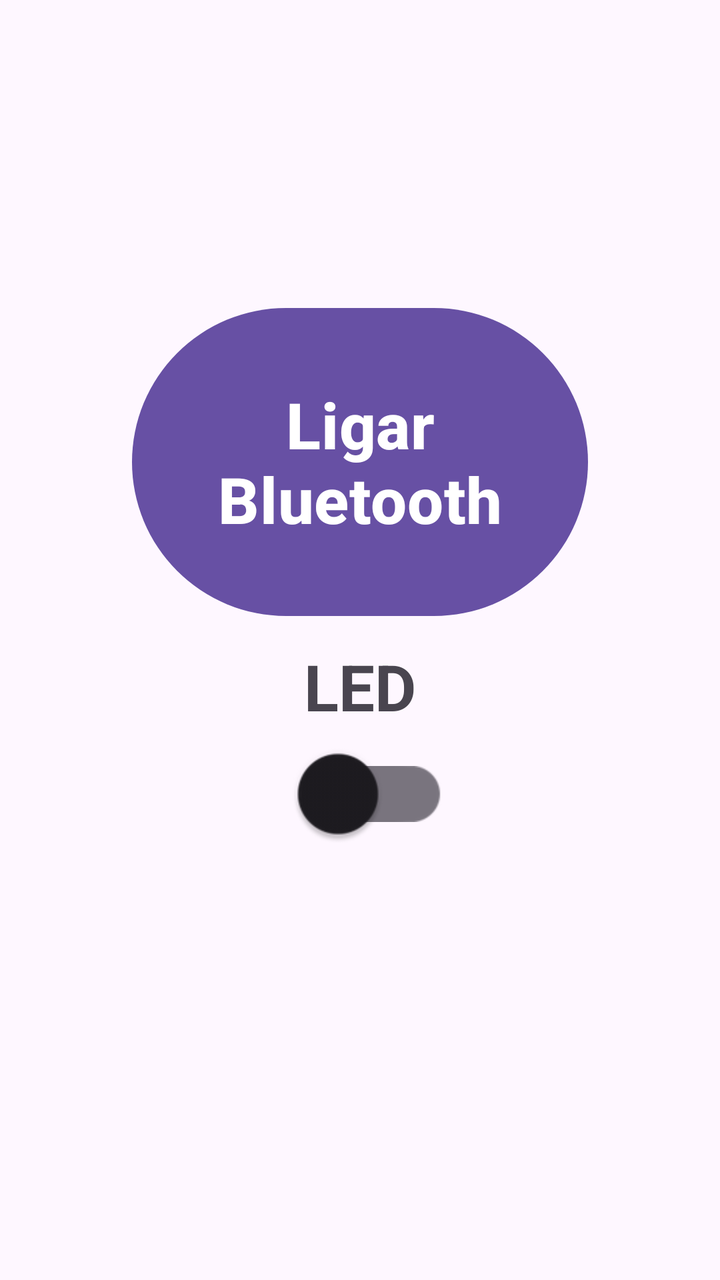
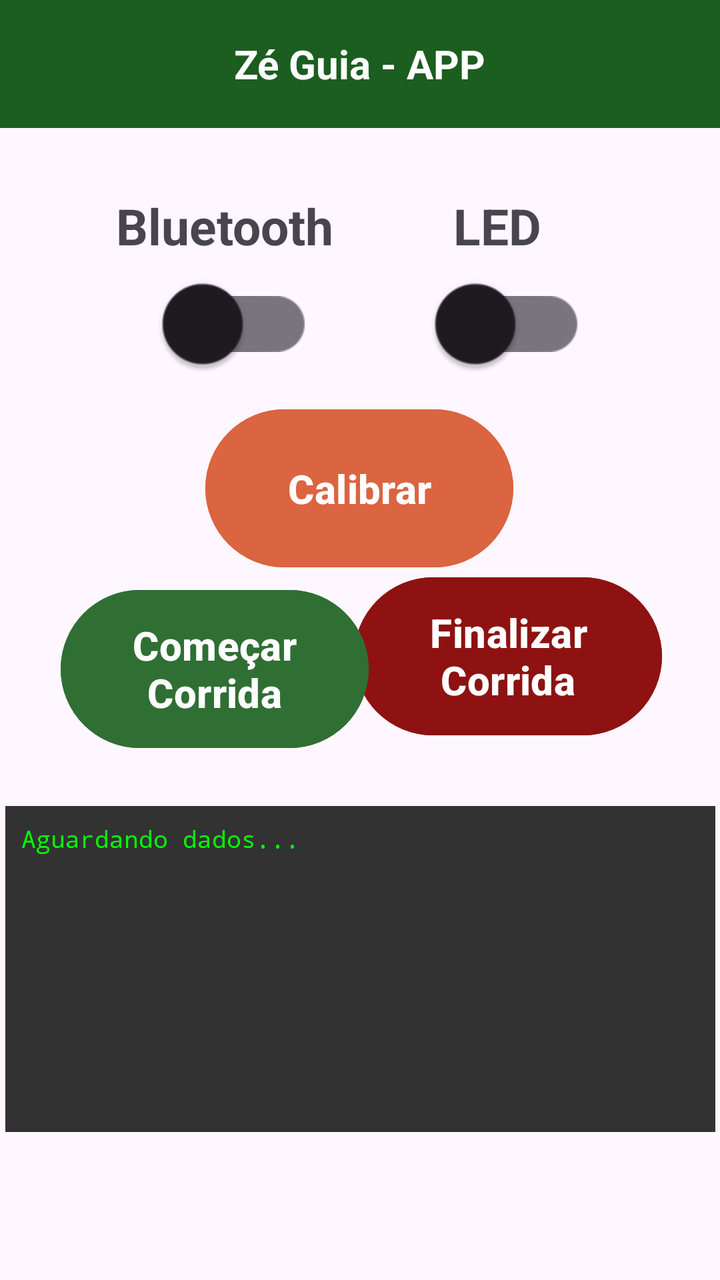

Two renders of the same Android screen: before a commit and after it. Below are the layout's source before the change and the commit's diff.
<!-- AndroidManifest.xml: application theme Theme.ZeGuiaApp -->
<!-- res/layout/activity_main.xml -->
<?xml version="1.0" encoding="utf-8"?>
<androidx.constraintlayout.widget.ConstraintLayout xmlns:android="http://schemas.android.com/apk/res/android"
    xmlns:app="http://schemas.android.com/apk/res-auto"
    xmlns:tools="http://schemas.android.com/tools"
    android:id="@+id/main"
    android:layout_width="match_parent"
    android:layout_height="match_parent"
    tools:context=".MainActivity">

    <Button
        android:id="@+id/bluetooth"
        android:layout_width="228dp"
        android:layout_height="162dp"
        android:layout_marginTop="150dp"
        android:text="@string/button_name"
        android:textSize="32sp"
        android:textStyle="bold"
        app:layout_constraintEnd_toEndOf="parent"
        app:layout_constraintStart_toStartOf="parent"
        app:layout_constraintTop_toTopOf="parent" />

    <LinearLayout
        android:layout_width="207dp"
        android:layout_height="161dp"
        android:gravity="center"
        android:orientation="vertical"
        app:layout_constraintBottom_toBottomOf="parent"
        app:layout_constraintEnd_toEndOf="parent"
        app:layout_constraintStart_toStartOf="parent"
        app:layout_constraintTop_toTopOf="parent"
        app:layout_constraintVertical_bias="0.607">

        <TextView
            android:layout_width="wrap_content"
            android:layout_height="wrap_content"
            android:layout_marginBottom="8dp"
            android:text="@string/switch_name"
            android:textSize="32sp"
            android:textStyle="bold" />

        <androidx.appcompat.widget.SwitchCompat
            android:id="@+id/LED"
            android:layout_width="wrap_content"
            android:layout_height="wrap_content"
            android:scaleX="2.0"
            android:scaleY="2.0"
            />

    </LinearLayout>
</androidx.constraintlayout.widget.ConstraintLayout>
<!-- resources referenced by this layout -->
<resources>
  <string name="button_name">Ligar Bluetooth</string>
  <string name="switch_name">LED</string>
  <style name="Theme.ZeGuiaApp" parent="Base.Theme.ZeGuiaApp" />
  <style name="Base.Theme.ZeGuiaApp" parent="Theme.Material3.DayNight.NoActionBar">
          
          
      </style>
</resources>

<!-- the commit's change to res/layout/activity_main.xml (unified diff, before → after) -->
@@ -7,35 +7,58 @@
     android:layout_height="match_parent"
     tools:context=".MainActivity">
 
+    <androidx.appcompat.widget.Toolbar
+        android:id="@+id/toolbar"
+        android:layout_width="match_parent"
+        android:layout_height="?attr/actionBarSize"
+        android:background="#1B5E20"
+        android:elevation="4dp"
+        android:theme="@style/ThemeOverlay.AppCompat.Dark.ActionBar">
+
+        <TextView
+            android:layout_width="wrap_content"
+            android:layout_height="wrap_content"
+            android:text="Zé Guia - APP"
+            android:textColor="#FFFFFF"
+            android:textSize="20sp"
+            android:textStyle="bold"
+            android:layout_gravity="center" />
+
+    </androidx.appcompat.widget.Toolbar>
+
     <Button
-        android:id="@+id/bluetooth"
-        android:layout_width="228dp"
-        android:layout_height="162dp"
-        android:layout_marginTop="150dp"
-        android:text="@string/button_name"
-        android:textSize="32sp"
+        android:id="@+id/stop"
+        android:layout_width="154dp"
+        android:layout_height="87dp"
+        android:backgroundTint="#8E1212"
+        android:text="@string/bt_f_name"
+        android:textSize="20sp"
         android:textStyle="bold"
+        app:layout_constraintBottom_toBottomOf="parent"
         app:layout_constraintEnd_toEndOf="parent"
+        app:layout_constraintHorizontal_bias="0.859"
         app:layout_constraintStart_toStartOf="parent"
-        app:layout_constraintTop_toTopOf="parent" />
+        app:layout_constraintTop_toTopOf="parent"
+        app:layout_constraintVertical_bias="0.515" />
 
     <LinearLayout
-        android:layout_width="207dp"
-        android:layout_height="161dp"
+        android:layout_width="139dp"
+        android:layout_height="110dp"
         android:gravity="center"
         android:orientation="vertical"
         app:layout_constraintBottom_toBottomOf="parent"
         app:layout_constraintEnd_toEndOf="parent"
+        app:layout_constraintHorizontal_bias="0.812"
         app:layout_constraintStart_toStartOf="parent"
         app:layout_constraintTop_toTopOf="parent"
-        app:layout_constraintVertical_bias="0.607">
+        app:layout_constraintVertical_bias="0.162">
 
         <TextView
             android:layout_width="wrap_content"
             android:layout_height="wrap_content"
             android:layout_marginBottom="8dp"
             android:text="@string/switch_name"
-            android:textSize="32sp"
+            android:textSize="25sp"
             android:textStyle="bold" />
 
         <androidx.appcompat.widget.SwitchCompat
@@ -43,8 +66,92 @@
             android:layout_width="wrap_content"
             android:layout_height="wrap_content"
             android:scaleX="2.0"
-            android:scaleY="2.0"
-            />
+            android:scaleY="2.0" />
 
     </LinearLayout>
+
+
+    <LinearLayout
+        android:layout_width="139dp"
+        android:layout_height="110dp"
+        android:gravity="center"
+        android:orientation="vertical"
+        app:layout_constraintBottom_toBottomOf="parent"
+        app:layout_constraintEnd_toEndOf="parent"
+        app:layout_constraintHorizontal_bias="0.194"
+        app:layout_constraintStart_toStartOf="parent"
+        app:layout_constraintTop_toTopOf="parent"
+        app:layout_constraintVertical_bias="0.162">
+
+        <TextView
+            android:layout_width="wrap_content"
+            android:layout_height="wrap_content"
+            android:layout_marginBottom="8dp"
+            android:text="@string/button_name"
+            android:textSize="25sp"
+            android:textStyle="bold" />
+
+        <androidx.appcompat.widget.SwitchCompat
+            android:id="@+id/bluetooth"
+            android:layout_width="wrap_content"
+            android:layout_height="wrap_content"
+            android:scaleX="2.0"
+            android:scaleY="2.0" />
+
+    </LinearLayout>
+
+    <Button
+        android:id="@+id/run"
+        android:layout_width="154dp"
+        android:layout_height="87dp"
+        android:backgroundTint="#306F33"
+        android:text="@string/bt_r_name"
+        android:textSize="20sp"
+        android:textStyle="bold"
+        app:layout_constraintBottom_toBottomOf="parent"
+        app:layout_constraintEnd_toEndOf="parent"
+        app:layout_constraintHorizontal_bias="0.147"
+        app:layout_constraintStart_toStartOf="parent"
+        app:layout_constraintTop_toTopOf="parent"
+        app:layout_constraintVertical_bias="0.526" />
+
+    <Button
+        android:id="@+id/calibrate"
+        android:layout_width="154dp"
+        android:layout_height="87dp"
+        android:backgroundTint="#DB6441"
+        android:text="@string/bt_k_name"
+        android:textSize="20sp"
+        android:textStyle="bold"
+        app:layout_constraintBottom_toBottomOf="parent"
+        app:layout_constraintEnd_toEndOf="parent"
+        app:layout_constraintHorizontal_bias="0.498"
+        app:layout_constraintStart_toStartOf="parent"
+        app:layout_constraintTop_toTopOf="parent"
+        app:layout_constraintVertical_bias="0.363"
+        app:rippleColor="#874646" />
+
+    <ScrollView
+        android:id="@+id/scrollMonitor"
+        android:layout_width="355dp"
+        android:layout_height="163dp"
+        android:layout_alignParentBottom="true"
+        android:background="#333232"
+        android:padding="8dp"
+        app:layout_constraintBottom_toBottomOf="parent"
+        app:layout_constraintEnd_toEndOf="parent"
+        app:layout_constraintStart_toStartOf="parent"
+        app:layout_constraintTop_toTopOf="parent"
+        app:layout_constraintVertical_bias="0.845">
+
+        <TextView
+            android:id="@+id/txtSerial"
+            android:layout_width="match_parent"
+            android:layout_height="wrap_content"
+            android:fontFamily="monospace"
+            android:text="Aguardando dados..."
+            android:textColor="#00FF00"
+            android:textSize="12sp" />
+    </ScrollView>
+
 </androidx.constraintlayout.widget.ConstraintLayout>
<!-- resource entries referenced after the edit -->
@@ -1,6 +1,9 @@
 <!-- resources referenced by this layout -->
 <resources>
-  <string name="button_name">Ligar Bluetooth</string>
+  <string name="bt_f_name">Finalizar Corrida</string>
+  <string name="bt_k_name">Calibrar</string>
+  <string name="bt_r_name">Começar Corrida</string>
+  <string name="button_name">Bluetooth</string>
   <string name="switch_name">LED</string>
   <style name="Theme.ZeGuiaApp" parent="Base.Theme.ZeGuiaApp" />
   <style name="Base.Theme.ZeGuiaApp" parent="Theme.Material3.DayNight.NoActionBar">
